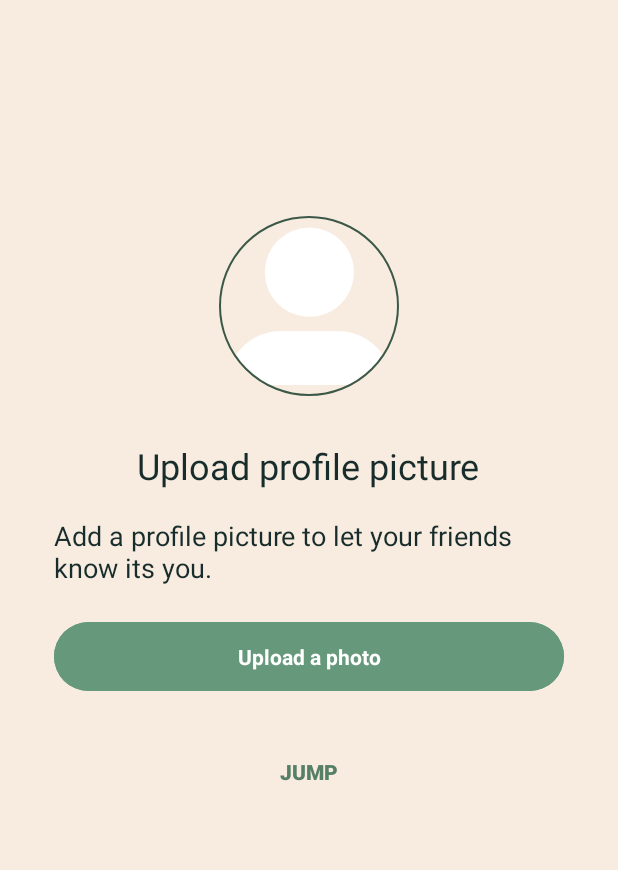
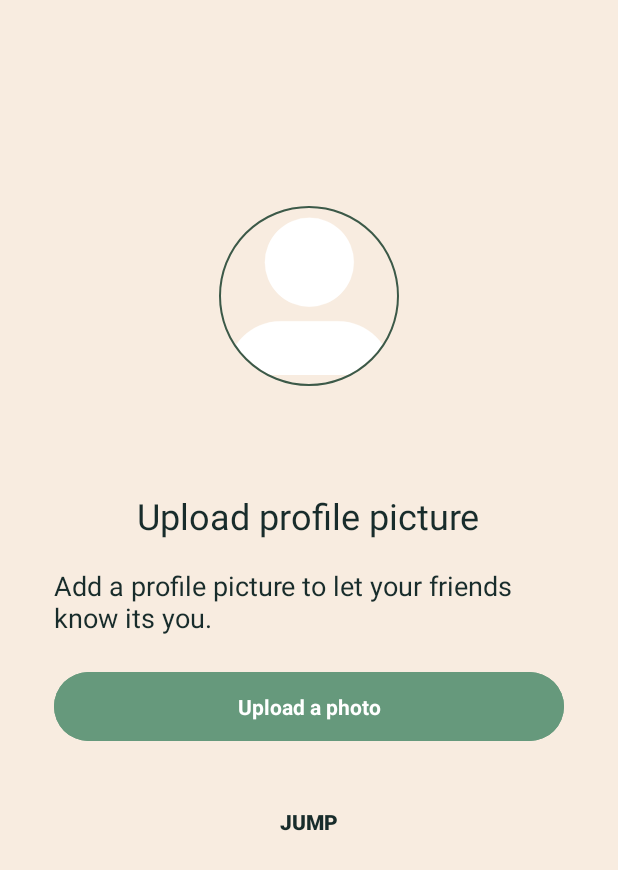
Before and after one commit to JhonatanNeves/appPlantery, an Android app: the RegisterPhotoFragment screen opened directly, with no data from a screen before it, on a phone screen of 412 x 824 dp. Shown: the top 870 px of the screen. Run offline under Robolectric (Android 15) with nearby library versions, the phone set to English and light mode, and no system bars; our stand-ins replace CircleImageView.

```diff
--- a/app/src/main/res/layout/fragment_register_email.xml
+++ b/app/src/main/res/layout/fragment_register_email.xml
@@ -28,7 +28,8 @@
                 app:civ_border_color="@color/green_darker"
                 app:civ_border_width="1dp"
                 android:layout_gravity="center_horizontal"
-                android:layout_marginBottom="80dp"
+                android:layout_marginTop="10dp"
+                android:layout_marginBottom="155dp"
                 android:layout_width="120dp"
                 android:layout_height="120dp"/>
 
--- a/app/src/main/res/layout/fragment_register_photo.xml
+++ b/app/src/main/res/layout/fragment_register_photo.xml
@@ -28,7 +28,8 @@
                 app:civ_border_color="@color/green_darker"
                 app:civ_border_width="1dp"
                 android:layout_gravity="center_horizontal"
-                android:layout_marginBottom="30dp"
+                android:layout_marginTop="16dp"
+                android:layout_marginBottom="70dp"
                 android:layout_width="120dp"
                 android:layout_height="120dp"/>
 
--- a/app/src/main/res/values/styles.xml
+++ b/app/src/main/res/values/styles.xml
@@ -57,7 +57,7 @@
     <style name="Theme.AppPlantery.Link" parent="Widget.AppCompat.Button.Borderless">
         <item name="android:layout_width">match_parent</item>
         <item name="android:layout_height">wrap_content</item>
-        <item name="android:textColor">@color/green_primary</item>
+        <item name="android:textColor">@color/blue_darker</item>
 
     </style>
 
```
